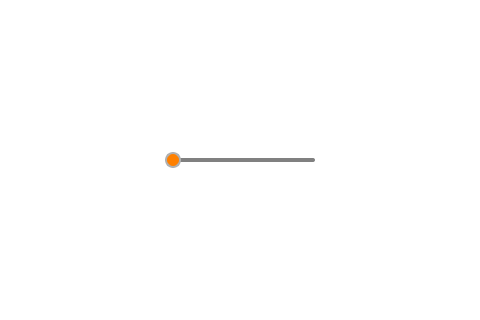
Qt form Cooking-Data/interface.ui (UofU-CS3505/Cooking-Data) before a commit; both pictures show x 227 to 707 and y 108 to 428 of the 800 by 600 pixel window.
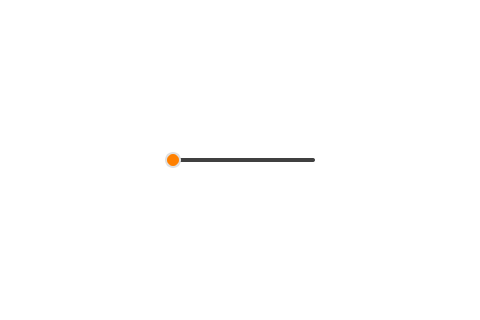
The same form after that commit. Icons and pictures are not drawn.

Commit message: Change slider style

Diff of the .ui file:
```diff
--- a/Cooking-Data/interface.ui
+++ b/Cooking-Data/interface.ui
@@ -145,7 +145,7 @@
 }
 
 QSlider::add-page {
-	background-color: #808080; /* set the color of the unfilled part of the slider to a light gray */
+	background-color: #404040; /* set the color of the unfilled part of the slider to a light gray */
 	border-radius: 2px; /* sliders are thinner thus use a tighter radius */
 }
 
@@ -155,7 +155,7 @@
 }
 
 QSlider::handle {
-	border: 2px solid #b0b0b0; /* set the border of the handle */
+	border: 2px solid #e0e0e0; /* set the border of the handle */
 	border-radius: 8px; /* make the handle a circle, this is 12 + 2 * 2 */
 	margin: -6px; /* allow the handle to extend out of the groove*/
 	background-color: #ff8000; /* set the color of the filled part of the slider to orange */
```
